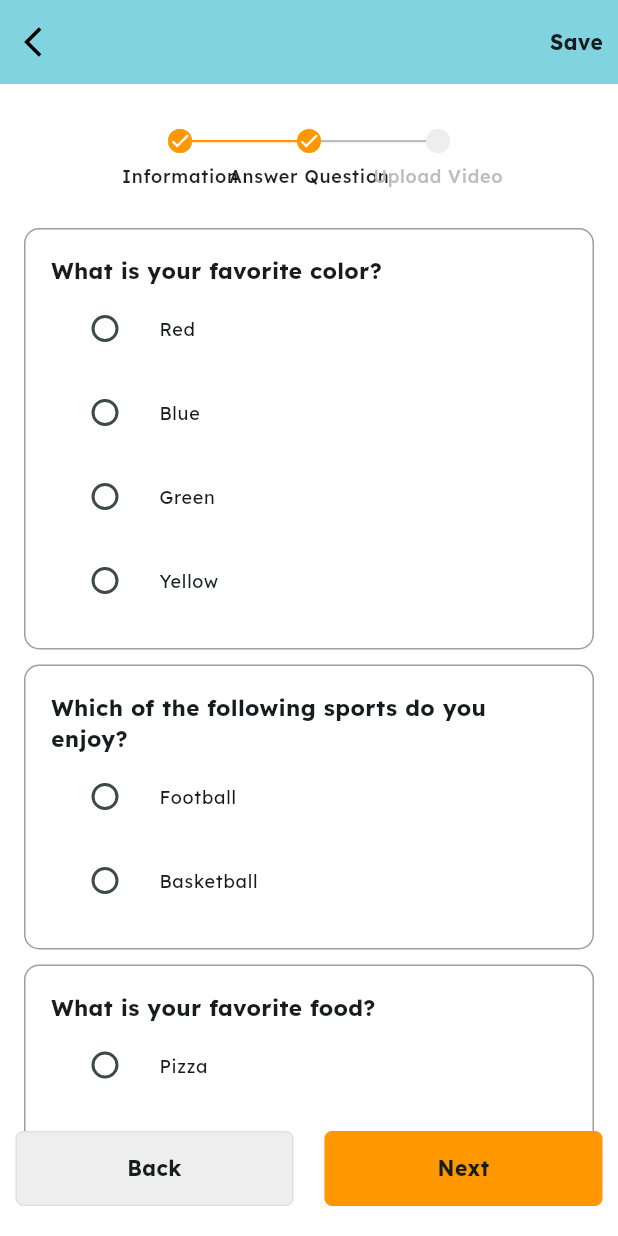
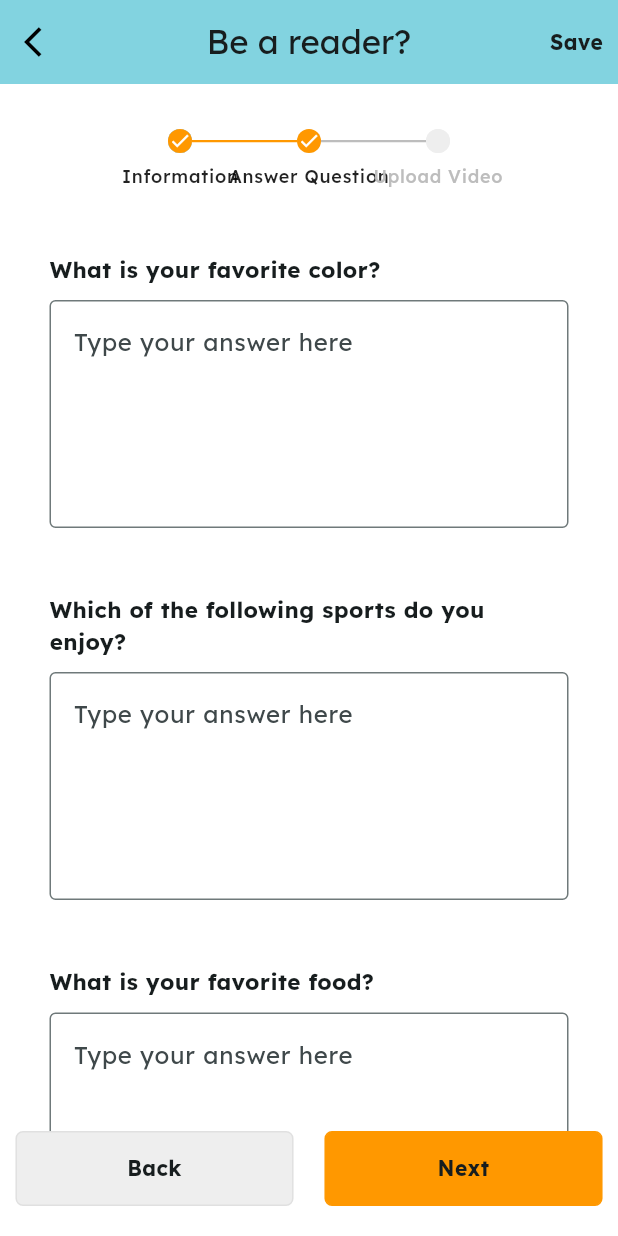
Before and after one commit to n-d-h/pagepals, a Flutter app: the ReaderRequestScreen screen opened directly, after a tap on "Next", on a phone screen of 412 x 824 dp. Run offline on Flutter 3.47's test engine with Material 3 defaults, Android fonts, the phone set to English and light mode, and no system bars; drawn by our look-alikes of easy_stepper; our stand-ins replace animated_text_kit, chewie, cloud_firestore, custom_refresh_indicator, dropdown_button2, easy_date_timeline and 21 more; missing offline and left inert: comment_tree, dart_jsonwebtoken, flutter_verification_code_field, zego_uikit_prebuilt_video_conference; accounts and stored records are empty; generated files the repository leaves out were written again.

Commit message:
modify something

```diff
--- a/lib/main.dart
+++ b/lib/main.dart
@@ -1,4 +1,3 @@
-import 'package:firebase_app_check/firebase_app_check.dart';
 import 'package:firebase_core/firebase_core.dart';
 import 'package:flutter/material.dart';
 import 'package:flutter_dotenv/flutter_dotenv.dart';
@@ -21,7 +20,6 @@ Future<void> main() async {
   await Firebase.initializeApp(
     options: DefaultFirebaseOptions.currentPlatform
   );
-  await FirebaseAppCheck.instance.activate();
   await dotenv.load(fileName: ".env");
   await initHiveForFlutter();
 
--- a/lib/providers/google_signin_provider.dart
+++ b/lib/providers/google_signin_provider.dart
@@ -1,6 +1,7 @@
 import 'package:firebase_auth/firebase_auth.dart';
 import 'package:flutter/material.dart';
 import 'package:google_sign_in/google_sign_in.dart';
+import 'package:shared_preferences/shared_preferences.dart';
 
 class GoogleSignInProvider extends ChangeNotifier {
   // final FirebaseAuth _auth = FirebaseAuth.instance;
@@ -28,9 +29,13 @@ class GoogleSignInProvider extends ChangeNotifier {
   }
 
   Future<dynamic> googleLogout() async {
+    final SharedPreferences prefs = await SharedPreferences.getInstance();
+
     try {
       await googleSignIn.disconnect();
       FirebaseAuth.instance.signOut();
+      prefs.clear();
+
     } catch (e) {
       debugPrint(e.toString());
     }
--- a/lib/screens/screens_customer/home_screen/welcome_widget.dart
+++ b/lib/screens/screens_customer/home_screen/welcome_widget.dart
@@ -1,90 +1,4 @@
-// import 'package:flutter/material.dart';
-// import 'package:google_fonts/google_fonts.dart';
-// import 'package:pagepals/helpers/color_helper.dart';
-// import 'package:pagepals/helpers/space_helper.dart';
-// import 'package:flutter_gen/gen_l10n/app_localizations.dart';
-//
-// class WelcomeWidget extends StatelessWidget {
-//   const WelcomeWidget({Key? key});
-//
-//   @override
-//   Widget build(BuildContext context) {
-//     return Container(
-//       width: MediaQuery.of(context).size.width * SpaceHelper.spaceNineTenths,
-//       margin: const EdgeInsets.symmetric(
-//         horizontal: SpaceHelper.space24,
-//         vertical: SpaceHelper.space24,
-//       ),
-//       decoration: BoxDecoration(
-//         borderRadius: BorderRadius.circular(SpaceHelper.space16),
-//         gradient: LinearGradient(
-//           begin: Alignment.topLeft,
-//           end: Alignment.bottomRight,
-//           colors: [
-//             Colors.blue.withOpacity(0.8),
-//             Colors.purple.withOpacity(0.8),
-//           ],
-//         ),
-//         boxShadow: [
-//           BoxShadow(
-//             color: Colors.black.withOpacity(0.2),
-//             blurRadius: SpaceHelper.space8,
-//             offset: const Offset(0, 5),
-//           ),
-//         ],
-//       ),
-//       child: Column(
-//         crossAxisAlignment: CrossAxisAlignment.start,
-//         children: [
-//           Container(
-//             padding: const EdgeInsets.symmetric(
-//               horizontal: SpaceHelper.space24,
-//               vertical: SpaceHelper.space24,
-//             ),
-//             child: Column(
-//               crossAxisAlignment: CrossAxisAlignment.start,
-//               children: [
-//                 const Text(
-//                   'It\'s New!',
-//                   style: TextStyle(
-//                     fontSize: 30,
-//                     fontWeight: FontWeight.bold,
-//                     color: Colors.white,
-//                   ),
-//                 ),
-//                 const SizedBox(height: SpaceHelper.space8),
-//                 RichText(
-//                   text: TextSpan(
-//                     text:
-//                     // '${AppLocalizations.of(context)?.appWelcomeBack}, ',
-//                     'Review us now, ',
-//                     style: GoogleFonts.lexend(
-//                       fontSize: 23,
-//                       fontWeight: FontWeight.bold,
-//                       color: Colors.white,
-//                     ),
-//                     children: [
-//                       TextSpan(
-//                         text: 'Guest',
-//                         style: GoogleFonts.lexend(
-//                           fontSize: 23,
-//                           fontWeight: FontWeight.bold,
-//                           color: Colors.yellow,
-//                         ),
-//                       ),
-//                     ],
-//                   ),
-//                 ),
-//               ],
-//             ),
-//           ),
-//         ],
-//       ),
-//     );
-//   }
-// }
-//
-//
+import 'package:firebase_auth/firebase_auth.dart';
 import 'package:flutter/cupertino.dart';
 import 'package:flutter/material.dart';
 import 'package:animated_text_kit/animated_text_kit.dart';
@@ -126,7 +40,6 @@ class WelcomeWidget extends StatelessWidget {
         child: Column(
           crossAxisAlignment: CrossAxisAlignment.start,
           children: [
-            // const SizedBox(height: SpaceHelper.space16),
             SizedBox(
             height: 84,
               child: DefaultTextStyle(
@@ -187,7 +100,7 @@ class WelcomeWidget extends StatelessWidget {
                 ),
                 children: [
                   TextSpan(
-                    text: 'Guest',
+                    text: FirebaseAuth.instance.currentUser?.displayName,
                     style: GoogleFonts.lexend(
                       fontSize: 20,
                       fontWeight: FontWeight.bold,
--- a/lib/screens/screens_reader/reader_request/reader_request_screen.dart
+++ b/lib/screens/screens_reader/reader_request/reader_request_screen.dart
@@ -27,7 +27,8 @@ class _ReaderRequestScreenState extends State<ReaderRequestScreen> {
     return Scaffold(
       appBar: AppBar(
         backgroundColor: Theme.of(context).colorScheme.inversePrimary,
-        title: const Text(""),
+        title: Text(AppLocalizations.of(context)!.appRequestToBeReader),
+        centerTitle: true,
         actions: [
           InkWell(
             onTap: () {},
@@ -165,7 +166,7 @@ class _ReaderRequestScreenState extends State<ReaderRequestScreen> {
                 child: InkWell(
                   onTap: () {
                     if (activeStep > 0) {
-                      setState(() => activeStep-=1);
+                      setState(() => activeStep -= 1);
                     }
                   },
                   child: Padding(
@@ -194,7 +195,7 @@ class _ReaderRequestScreenState extends State<ReaderRequestScreen> {
               child: Center(
                 child: InkWell(
                   onTap: () {
-                    if (activeStep < upperBound) {
+                    if (activeStep < upperBound - 1) {
                       setState(() => activeStep += 1);
                     }
                   },
--- a/lib/screens/screens_reader/reader_request/reader_request_step1.dart
+++ b/lib/screens/screens_reader/reader_request/reader_request_step1.dart
@@ -20,7 +20,7 @@ class _ReaderRequestStep1State extends State<ReaderRequestStep1> {
     final result = await ImagePicker().pickImage(
       imageQuality: 70,
       maxWidth: 1440,
-      maxHeight: 300,
+      maxHeight: 270,
       source: ImageSource.gallery,
     );
 
@@ -85,7 +85,7 @@ class _ReaderRequestStep1State extends State<ReaderRequestStep1> {
           const SizedBox(height: 16.0),
           Container(
             width: double.infinity,
-            height: 200.0,
+            height: 300.0,
             padding: const EdgeInsets.all(12.0),
             decoration: BoxDecoration(
               border: Border.all(
@@ -108,9 +108,20 @@ class _ReaderRequestStep1State extends State<ReaderRequestStep1> {
             ),
           ),
           const SizedBox(height: 15.0),
+          Row(
+            mainAxisAlignment: MainAxisAlignment.spaceAround,
+            children: [
               ElevatedButton(
                 onPressed: _handleImageSelection,
+                child: const Text('Choose Image'),
+              ),
+              ElevatedButton(
+                onPressed: () async {
+                  print(_selectedImage);
+                },
                 child: const Text('Upload'),
+              ),
+            ],
           ),
         ],
       ),
--- a/lib/screens/screens_reader/reader_request/reader_request_step2.dart
+++ b/lib/screens/screens_reader/reader_request/reader_request_step2.dart
@@ -14,15 +14,15 @@ class _ReaderRequestStep2State extends State<ReaderRequestStep2> {
       questions: [
         Question(
           question: 'What is your favorite color?',
-          answers: ['Red', 'Blue', 'Green', 'Yellow'],
         ),
         Question(
           question: 'Which of the following sports do you enjoy?',
-          answers: ['Football', 'Basketball'],
         ),
         Question(
           question: 'What is your favorite food?',
-          answers: ['Pizza', 'Burger', 'Pasta'],
+        ),
+        Question(
+          question: 'What is your favorite movie?',
         ),
       ],
     );
@@ -31,19 +31,19 @@ class _ReaderRequestStep2State extends State<ReaderRequestStep2> {
 
 class Question {
   final String question;
-  final List<String> answers;
 
-  Question({required this.question, required this.answers});
+  Question({required this.question});
 }
 
 class QuestionListView extends StatelessWidget {
   final List<Question> questions;
+  final TextEditingController controller = TextEditingController();
 
-  const QuestionListView({super.key, required this.questions});
+  QuestionListView({super.key, required this.questions});
 
   @override
   Widget build(BuildContext context) {
-    return Padding(
+    return Container(
       padding: const EdgeInsets.all(16.0),
       child: Column(
         children: [
@@ -51,12 +51,6 @@ class QuestionListView extends StatelessWidget {
             Container(
               padding: const EdgeInsets.all(17.0),
               margin: const EdgeInsets.only(bottom: 10),
-              decoration: BoxDecoration(
-                border: Border.all(
-                  color: Colors.grey,
-                ),
-                borderRadius: BorderRadius.circular(10),
-              ),
               child: Column(
                 mainAxisAlignment: MainAxisAlignment.start,
                 crossAxisAlignment: CrossAxisAlignment.start,
@@ -68,16 +62,15 @@ class QuestionListView extends StatelessWidget {
                       fontWeight: FontWeight.bold,
                     ),
                   ),
-                  for (var answer in question.answers)
-                    RadioListTile(
-                      title: Text(
-                        answer,
-                        style: const TextStyle(fontSize: 12),
-                      ),
-                      value: answer,
-                      groupValue: null,
-                      onChanged: (value) {},
+                  const SizedBox(height: 10),
+                  TextField(
+                    controller: controller,
+                    maxLines: 5,
+                    decoration: const InputDecoration(
+                      hintText: 'Type your answer here',
+                      border: OutlineInputBorder(),
                     ),
+                  ),
                 ],
               ),
             ),
--- a/lib/services/authen_service.dart
+++ b/lib/services/authen_service.dart
@@ -1,7 +1,9 @@
+import 'package:dart_jsonwebtoken/dart_jsonwebtoken.dart';
 import 'package:graphql_flutter/graphql_flutter.dart';
 import 'package:pagepals/main.dart';
 import 'package:pagepals/models/authen_models/account_tokens.dart';
 import 'package:pagepals/models/authen_models/login_model.dart';
+import 'package:shared_preferences/shared_preferences.dart';
 
 class AuthenService {
   static const String baseUrl = 'https://pagepals.azurewebsites.net/graphql';
@@ -57,6 +59,8 @@ class AuthenService {
 
   static Future<AccountTokens?> _authenWithGoogle(
       GraphQLClient client, String mutation) async {
+    final SharedPreferences prefs = await SharedPreferences.getInstance();
+
     final QueryResult result = await client.query(
       QueryOptions(
         document: gql(mutation),
@@ -69,6 +73,11 @@ class AuthenService {
 
     var loginData = result.data?['loginWithGoogle'];
     if (loginData != null) {
+      final user = JWT.decode(loginData?['accessToken']);
+      prefs.setString('accessToken', loginData?['accessToken']);
+      prefs.setString('refreshToken', loginData?['refreshToken']);
+      prefs.setString('username', user.payload['username']);
+
       return AccountTokens(
         accessToken: loginData?['accessToken'],
         refreshToken: loginData?['refreshToken'],
--- a/pubspec.yaml
+++ b/pubspec.yaml
@@ -46,7 +46,7 @@ dependencies:
   flutter_localizations:
     sdk: flutter
   shimmer: ^3.0.0
-  firebase_app_check: ^0.2.1+18
+  dart_jsonwebtoken: ^2.13.0
 
 dev_dependencies:
   flutter_test:
```
Also changed, not shown: pubspec.lock. Lines whose indentation alone changed are shown as unchanged.
